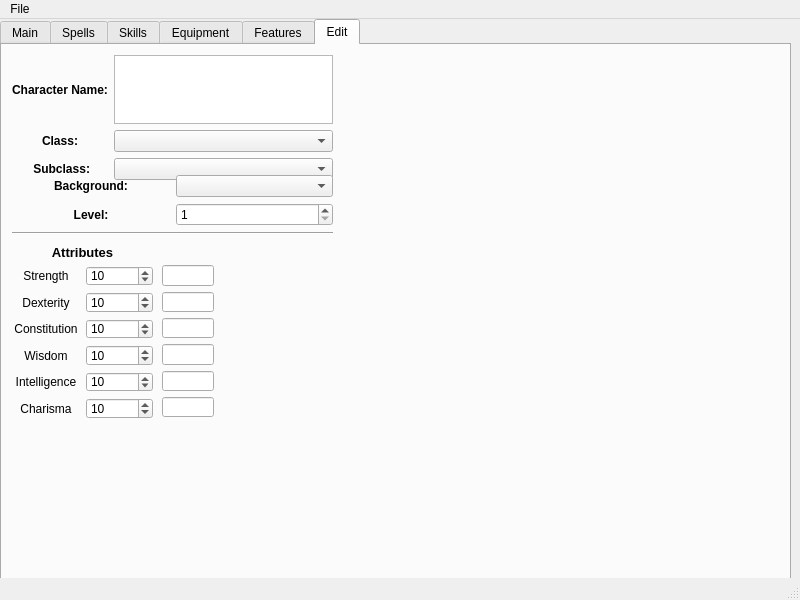
First picture: the form in Project/CharacterBuilder.ui, repository Mgarci17/CharacterCreator, before the edit.
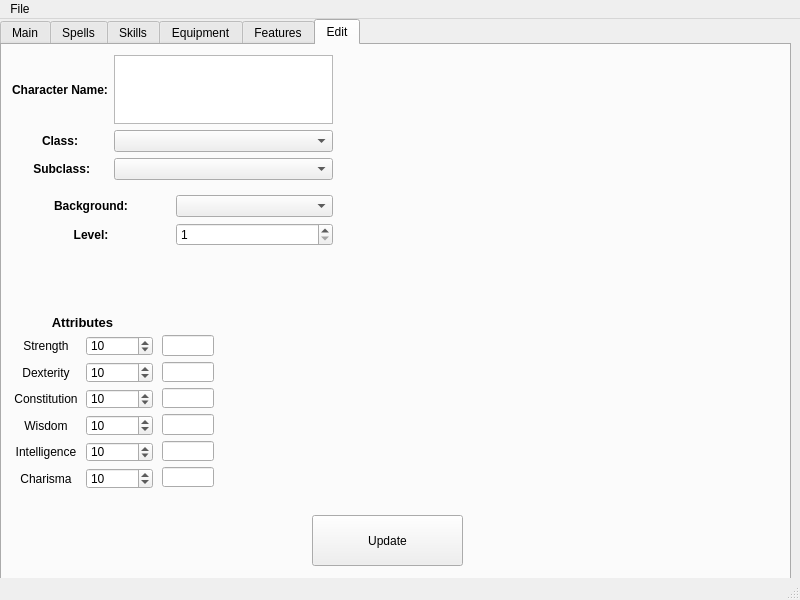
Second picture: the form after the edit.

Commit message: further integration of PyQt5, with working skills

```diff
--- a/Project/CharacterBuilder.ui
+++ b/Project/CharacterBuilder.ui
@@ -455,7 +455,7 @@
       <property name="geometry">
        <rect>
         <x>10</x>
-        <y>200</y>
+        <y>270</y>
         <width>141</width>
         <height>174</height>
        </rect>
@@ -691,7 +691,7 @@
       <property name="geometry">
        <rect>
         <x>10</x>
-        <y>130</y>
+        <y>150</y>
         <width>321</width>
         <height>51</height>
        </rect>
@@ -748,7 +748,7 @@
       <property name="geometry">
        <rect>
         <x>160</x>
-        <y>220</y>
+        <y>290</y>
         <width>52</width>
         <height>152</height>
        </rect>
@@ -774,17 +774,17 @@
        </item>
       </layout>
      </widget>
-     <widget class="Line" name="line">
+     <widget class="QPushButton" name="update_pushButton">
       <property name="geometry">
        <rect>
-        <x>10</x>
-        <y>180</y>
-        <width>321</width>
-        <height>16</height>
+        <x>310</x>
+        <y>470</y>
+        <width>151</width>
+        <height>51</height>
        </rect>
       </property>
-      <property name="orientation">
-       <enum>Qt::Horizontal</enum>
+      <property name="text">
+       <string>Update</string>
       </property>
      </widget>
     </widget>
```
The commit also changes 1 other file.
